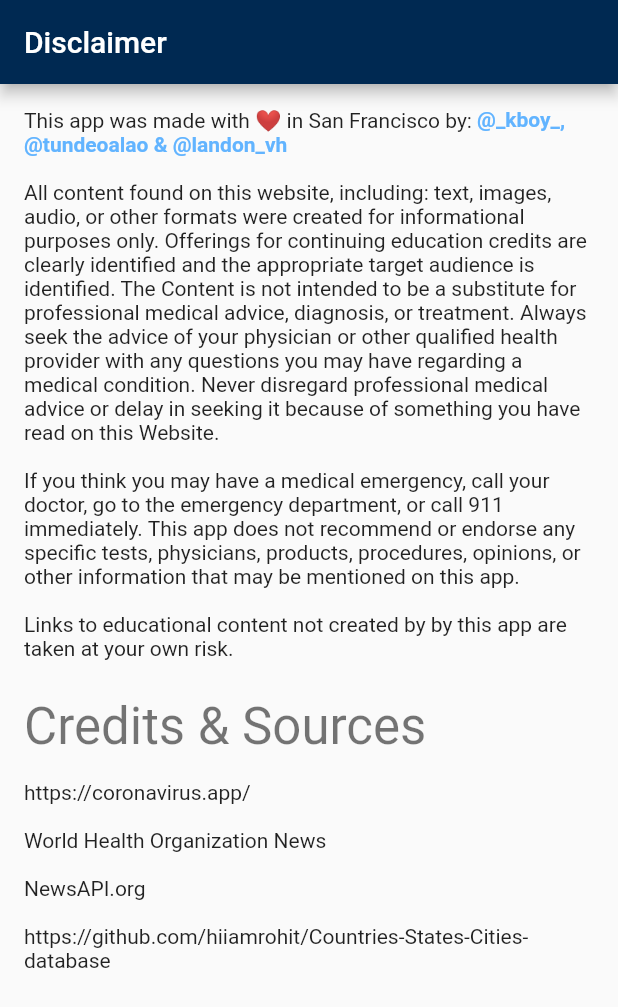
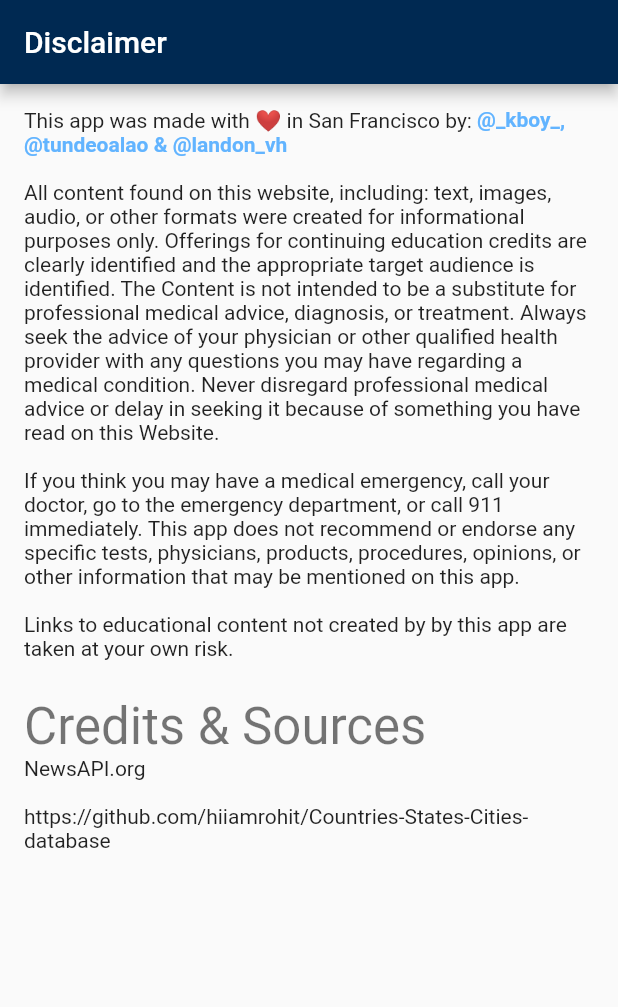
Before and after one commit to boatengyeboah/WashYourHands, a Flutter app: the DisclaimerTab screen opened directly, on a phone screen of 412 x 824 dp. Shown: the top 1007 px of the screen. Run offline on Flutter 3.47's test engine with Material 2 defaults, Android fonts, the phone set to English and light mode, and no system bars; our stand-ins replace font_awesome_flutter, google_maps_flutter, shared_preferences, sliding_up_panel, timeago; missing offline and left inert: searchable_dropdown; accounts and stored records are empty; network calls fail.

```diff
--- a/app/lib/disclaimer_tab.dart
+++ b/app/lib/disclaimer_tab.dart
@@ -92,11 +92,6 @@ class _DisclaimerTabState extends State<DisclaimerTab> {
                 style: Theme.of(context).textTheme.display1,
               ),
             ),
-            Container(
-              margin: inset3t,
-              child: Text('https://coronavirus.app/\n'),
-            ),
-            Text('World Health Organization News\n'),
             Text('NewsAPI.org\n'),
             Text(
                 'https://github.com/hiiamrohit/Countries-States-Cities-database\n'),
```
Also changed, not shown: app/lib/main_tabs.dart (+10 -10 lines), 3 other files.
